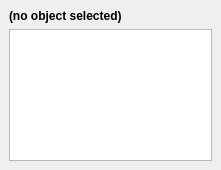
Qt form gui/widgets/RenderConfigWidget.ui (kateyy/geohazardvis) before a commit.
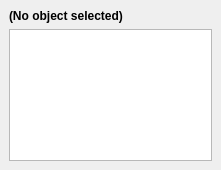
The same form after that commit. Custom widgets are drawn as their Qt base class.

Commit message: gui caps consistency

```diff
--- a/gui/widgets/RenderConfigWidget.ui
+++ b/gui/widgets/RenderConfigWidget.ui
@@ -24,7 +24,7 @@
        </font>
       </property>
       <property name="text">
-       <string>(no object selected)</string>
+       <string>(No object selected)</string>
       </property>
      </widget>
     </item>
```
Left out of the diff: 2 changed lines with no effect on the pictures. The commit also changes 6 other files.
